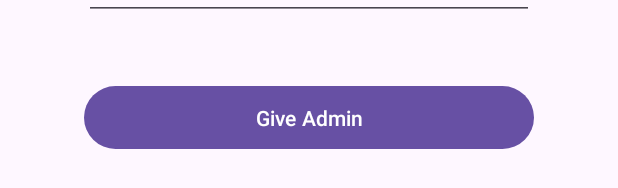
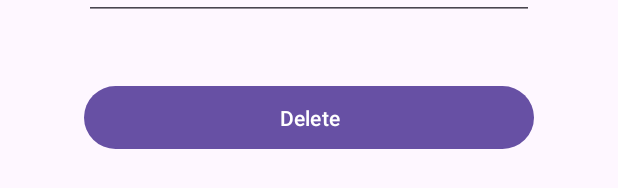
Before and after one commit to wdhurleyjr/cst338_total_trivia, an Android app: the layout activity_delete_user.xml on its own in the app's theme, with its tools: preview values and no code run, on a phone screen of 412 x 824 dp. Shown: the part 555-743 px from the top of the screen. Run offline under Robolectric (Android 15) with nearby library versions, the phone set to English and light mode, and no system bars.

Commit message:
some final changes

```diff
--- a/app/src/main/java/com/wdhurleyjr/cst338_total_trivia/Activities/ScoreTriviaGame.java
+++ b/app/src/main/java/com/wdhurleyjr/cst338_total_trivia/Activities/ScoreTriviaGame.java
@@ -14,8 +14,11 @@ import androidx.core.view.WindowInsetsCompat;
 
 import com.wdhurleyjr.cst338_total_trivia.DB.User.UserLog;
 import com.wdhurleyjr.cst338_total_trivia.R;
+import com.wdhurleyjr.cst338_total_trivia.TriviaViewModel.TriviaGameAdapter;
 
 public class ScoreTriviaGame extends AppCompatActivity {
+
+
 
     @Override
     protected void onCreate(Bundle savedInstanceState) {
@@ -34,6 +37,7 @@ public class ScoreTriviaGame extends AppCompatActivity {
             }
         });
         try_again.setOnClickListener(new View.OnClickListener() {
+
             @Override
             public void onClick(View v) {
                 finish();
--- a/app/src/main/res/layout/activity_delete_user.xml
+++ b/app/src/main/res/layout/activity_delete_user.xml
@@ -39,10 +39,10 @@
         android:id="@+id/delete_user_button"
         android:layout_width="300dp"
         android:layout_height="50dp"
-        android:text="Give Admin"
-        app:layout_constraintTop_toBottomOf="@id/passwordAdmin_edit_text"
+        android:layout_marginTop="40dp"
+        android:text="Delete"
+        app:layout_constraintEnd_toEndOf="parent"
         app:layout_constraintStart_toStartOf="parent"
-        app:layout_constraintEnd_toEndOf="parent"
-        android:layout_marginTop="40dp"/>
+        app:layout_constraintTop_toBottomOf="@id/passwordAdmin_edit_text" />
 
 </androidx.constraintlayout.widget.ConstraintLayout>
--- a/app/src/main/res/layout/activity_game.xml
+++ b/app/src/main/res/layout/activity_game.xml
@@ -4,6 +4,7 @@
     xmlns:tools="http://schemas.android.com/tools"
     android:layout_width="match_parent"
     android:layout_height="match_parent"
+    android:background="@drawable/questionbackgroundgameview"
     tools:context=".Activities.GameActivity">
 
     <include android:id="@+id/include"
```
Also changed, not shown: app/src/main/res/drawable/cyanbackground.jpg (added), app/src/main/res/drawable/questionbackgroundgameview.jpg (added).
